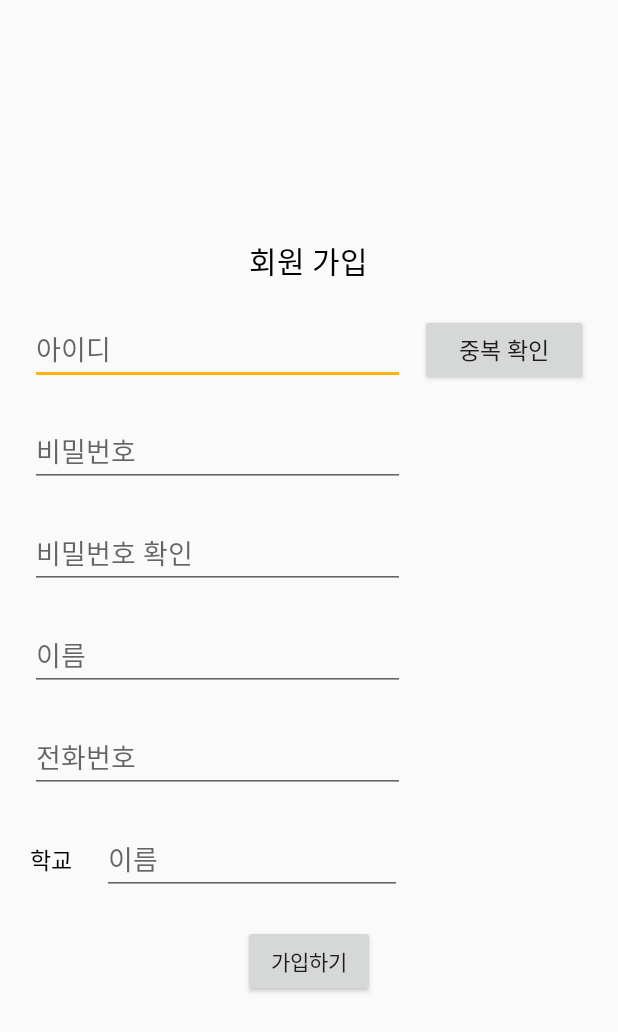
After one commit to Team-GoNaMi/Application, an Android app: the SignUpActivity screen opened directly, with no data from a screen before it, on a phone screen of 412 x 824 dp. The commit adds this screen. Shown: the top 1032 px of the screen. Run offline under Robolectric (Android 15) with nearby library versions, the phone set to English and light mode, and no system bars.

Commit message:
login page and signup page

```diff
--- a/app/src/main/AndroidManifest.xml
+++ b/app/src/main/AndroidManifest.xml
@@ -16,6 +16,8 @@
                 <category android:name="android.intent.category.LAUNCHER" />
             </intent-filter>
         </activity>
+        <activity android:name=".Login.LoginActivity"/>
+        <activity android:name=".Login.SignUpActivity"/>
         <activity android:name=".MainActivity"/>
     </application>
 
--- a/app/src/main/java/com/example/gonami/bookboxbook/IntroActivity.java
+++ b/app/src/main/java/com/example/gonami/bookboxbook/IntroActivity.java
@@ -5,8 +5,11 @@ import android.os.Bundle;
 import android.os.Handler;
 import android.support.annotation.Nullable;
 import android.support.v7.app.AppCompatActivity;
+import android.util.Log;
 import android.widget.ImageView;
 import android.widget.TextView;
+
+import com.example.gonami.bookboxbook.Login.LoginActivity;
 
 public class IntroActivity extends AppCompatActivity {
     @Override
@@ -26,7 +29,7 @@ public class IntroActivity extends AppCompatActivity {
         handler.postDelayed(new Runnable() {
             @Override
             public void run() {
-                startActivity(new Intent(IntroActivity.this, MainActivity.class));
+                startActivity(new Intent(IntroActivity.this, LoginActivity.class));
                 finish();
             }
         },2000);
--- /dev/null
+++ b/app/src/main/java/com/example/gonami/bookboxbook/Login/SignUpActivity.java
@@ -0,0 +1,41 @@
+package com.example.gonami.bookboxbook.Login;
+
+import android.os.Bundle;
+import android.support.annotation.Nullable;
+import android.support.v7.app.AppCompatActivity;
+import android.widget.Button;
+import android.widget.EditText;
+
+import com.example.gonami.bookboxbook.R;
+
+public class SignUpActivity extends AppCompatActivity {
+
+    private EditText edUserID;
+    private EditText edUserPW;
+    private EditText edUserPWCheck;
+    private EditText edUserName;
+    private EditText edUserPN;
+    private EditText edUserSchool;
+
+    private Button btnIDDupCheck;
+    private Button btnSignUp;
+
+    @Override
+    protected void onCreate(@Nullable Bundle savedInstanceState) {
+        super.onCreate(savedInstanceState);
+
+        setContentView(R.layout.activity_signup);
+
+        edUserID = findViewById(R.id.ed_user_id);
+        edUserPW = findViewById(R.id.ed_user_password);
+        edUserPWCheck = findViewById(R.id.ed_user_password_check);
+        edUserName = findViewById(R.id.ed_user_name);
+        edUserPN = findViewById(R.id.ed_user_phone_num);
+        edUserSchool = findViewById(R.id.ed_user_school);
+
+        btnIDDupCheck = findViewById(R.id.btn_dup_check);
+
+        btnSignUp = findViewById(R.id.btn_sign_up);
+
+    }
+}
--- a/app/src/main/java/com/example/gonami/bookboxbook/MainActivity.java
+++ b/app/src/main/java/com/example/gonami/bookboxbook/MainActivity.java
@@ -131,12 +131,15 @@ public class MainActivity extends AppCompatActivity {
     @Override
     public void onBackPressed() {
         super.onBackPressed();
+        if (fragmentManager.getBackStackEntryCount() == 0) {
+            bottomNavigationView.setSelectedItemId(R.id.navigation_search);
+        }
         if (System.currentTimeMillis() > backKeyPressedTime + 2000) {
             backKeyPressedTime = System.currentTimeMillis();
             Toast.makeText(this, "뒤로가기 버튼을 한번 더 누르면 종료합니다.", Toast.LENGTH_SHORT).show();
         }
         else {
-            finish();
+            this.finish();
             System.exit(0);
             android.os.Process.killProcess(android.os.Process.myPid());
         }
--- /dev/null
+++ b/app/src/main/res/layout/activity_signup.xml
@@ -0,0 +1,116 @@
+<?xml version="1.0" encoding="utf-8"?>
+<LinearLayout
+    xmlns:android="http://schemas.android.com/apk/res/android"
+    xmlns:tools="http://schemas.android.com/tools"
+    android:layout_width="match_parent"
+    android:layout_height="match_parent"
+    android:orientation="vertical"
+    android:gravity="center_vertical">
+
+    <TextView
+        android:layout_width="wrap_content"
+        android:layout_height="wrap_content"
+        android:layout_gravity="center_horizontal"
+        android:text="회원 가입"
+        android:textColor="@android:color/black"
+        android:textSize="20sp"
+        android:layout_marginBottom="20dp"/>
+
+    <LinearLayout
+        android:layout_width="match_parent"
+        android:layout_height="wrap_content"
+        android:layout_marginLeft="20dp"
+        android:layout_marginRight="20dp"
+        android:layout_marginBottom="20dp">
+
+        <EditText
+            android:id="@+id/ed_user_id"
+            android:layout_width="250dp"
+            android:layout_height="wrap_content"
+            android:layout_marginRight="10dp"
+             android:hint="아이디"/>
+
+        <Button
+            android:id="@+id/btn_dup_check"
+            android:layout_width="match_parent"
+            android:layout_height="wrap_content"
+            android:text="중복 확인"
+            android:textSize="15sp"/>
+
+    </LinearLayout>
+
+
+    <EditText
+        android:id="@+id/ed_user_password"
+        android:layout_width="250dp"
+        android:layout_height="wrap_content"
+        android:layout_marginLeft="20dp"
+        android:layout_marginRight="20dp"
+        android:layout_marginBottom="20dp"
+        android:ems="10"
+        android:inputType="textPassword"
+        android:hint="비밀번호"/>
+
+    <EditText
+        android:id="@+id/ed_user_password_check"
+        android:layout_width="250dp"
+        android:layout_height="wrap_content"
+        android:layout_marginLeft="20dp"
+        android:layout_marginRight="20dp"
+        android:layout_marginBottom="20dp"
+        android:ems="10"
+        android:inputType="textPassword"
+        android:hint="비밀번호 확인"/>
+
+    <EditText
+        android:id="@+id/ed_user_name"
+        android:layout_width="250dp"
+        android:layout_height="wrap_content"
+        android:layout_marginLeft="20dp"
+        android:layout_marginRight="20dp"
+        android:layout_marginBottom="20dp"
+        android:hint="이름"/>
+
+    <EditText
+        android:id="@+id/ed_user_phone_num"
+        android:layout_width="250dp"
+        android:layout_height="wrap_content"
+        android:layout_marginLeft="20dp"
+        android:layout_marginRight="20dp"
+        android:layout_marginBottom="20dp"
+        android:ems="10"
+        android:inputType="phone"
+        android:hint="전화번호"/>
+
+    <LinearLayout
+        android:layout_width="match_parent"
+        android:layout_height="wrap_content">
+
+        <TextView
+            android:id="@+id/tv_user_school"
+            android:layout_width="wrap_content"
+            android:layout_height="wrap_content"
+            android:layout_marginLeft="20dp"
+            android:text="학교"
+            android:textSize="15sp"
+            android:textColor="@android:color/black"/>
+
+        <EditText
+            android:id="@+id/ed_user_school"
+            android:layout_width="200dp"
+            android:layout_height="wrap_content"
+            android:layout_marginLeft="20dp"
+            android:layout_marginRight="20dp"
+            android:hint="이름"/>
+
+    </LinearLayout>
+
+    <Button
+        android:id="@+id/btn_sign_up"
+        android:layout_width="wrap_content"
+        android:layout_height="wrap_content"
+        android:layout_gravity="center_horizontal"
+        android:layout_marginTop="20dp"
+        android:text="가입하기"/>
+
+</LinearLayout>
```
Also changed, not shown: app/src/main/java/com/example/gonami/bookboxbook/BookMarket/SearchFragment.java (+52 -11 lines), app/src/main/java/com/example/gonami/bookboxbook/Login/LoginActivity.java (added, +58 -0 lines), app/src/main/res/layout/activity_login.xml (added, +59 -0 lines), app/src/main/res/layout/fragment_search.xml (+37 -24 lines).
